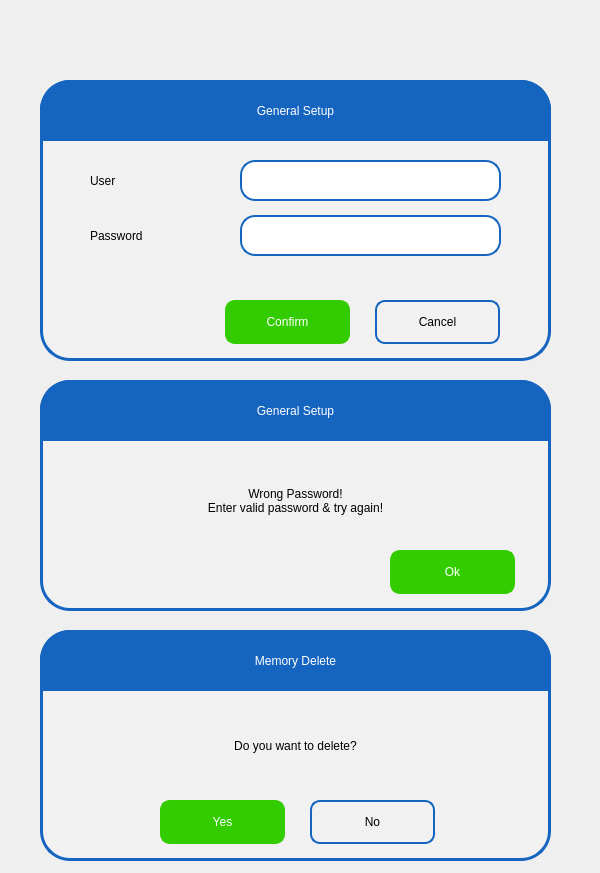
The window that pApp-22-June-2021/scheckpass.ui (ChandraMVE/PSSC_QT_Development) describes before a commit, drawn with Qt 5.
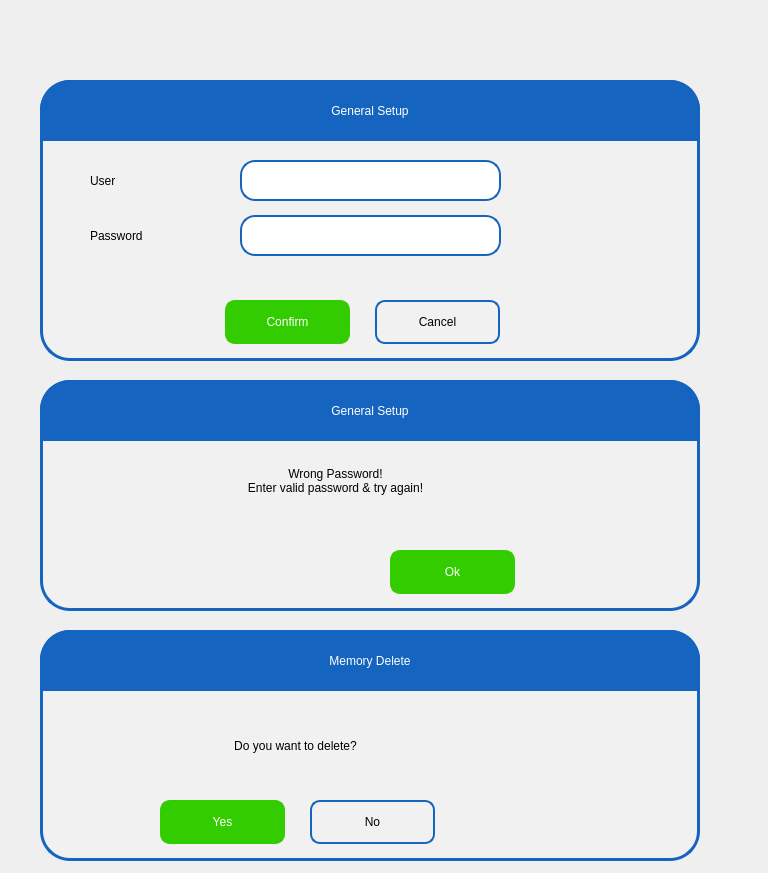
The same window after the commit. Custom widgets are drawn as their Qt base class.

Commit message: 1.in menubar.ui adjust the tab bars and size 2.in pApp-22-June-2021/scalibration.ui  change the reslution and increse the size of tapbars 3. In pApp-22-June-2021/scheckpass.ui change the size of massgeframe,passwordframe,Confirmframe 4.In pApp-22-June-2021/sgeneralsetup.ui > 2.in pApp-22-June-2021/scalibration.ui  change the reslution and increse the size of tapbars 5. In pApp-22-June-2021/ssettings.cpp.autosave change resize values

Patch:
```diff
--- a/pApp-22-June-2021/scheckpass.ui
+++ b/pApp-22-June-2021/scheckpass.ui
@@ -6,7 +6,7 @@
    <rect>
     <x>0</x>
     <y>0</y>
-    <width>600</width>
+    <width>768</width>
     <height>873</height>
    </rect>
   </property>
@@ -18,7 +18,7 @@
     <rect>
      <x>40</x>
      <y>80</y>
-     <width>511</width>
+     <width>660</width>
      <height>281</height>
     </rect>
    </property>
@@ -99,7 +99,7 @@
      <rect>
       <x>0</x>
       <y>0</y>
-      <width>511</width>
+      <width>660</width>
       <height>61</height>
      </rect>
     </property>
@@ -311,7 +311,7 @@
     <rect>
      <x>40</x>
      <y>380</y>
-     <width>511</width>
+     <width>660</width>
      <height>231</height>
     </rect>
    </property>
@@ -336,8 +336,8 @@
    <widget class="QLabel" name="lblMessage">
     <property name="geometry">
      <rect>
-      <x>30</x>
-      <y>80</y>
+      <x>70</x>
+      <y>60</y>
       <width>451</width>
       <height>81</height>
      </rect>
@@ -362,7 +362,7 @@
      <rect>
       <x>0</x>
       <y>0</y>
-      <width>511</width>
+      <width>660</width>
       <height>61</height>
      </rect>
     </property>
@@ -455,7 +455,7 @@
     <rect>
      <x>40</x>
      <y>630</y>
-     <width>511</width>
+     <width>660</width>
      <height>231</height>
     </rect>
    </property>
@@ -505,7 +505,7 @@
      <rect>
       <x>0</x>
       <y>0</y>
-      <width>511</width>
+      <width>660</width>
       <height>61</height>
      </rect>
     </property>
```
The commit also changes 12 other files.
